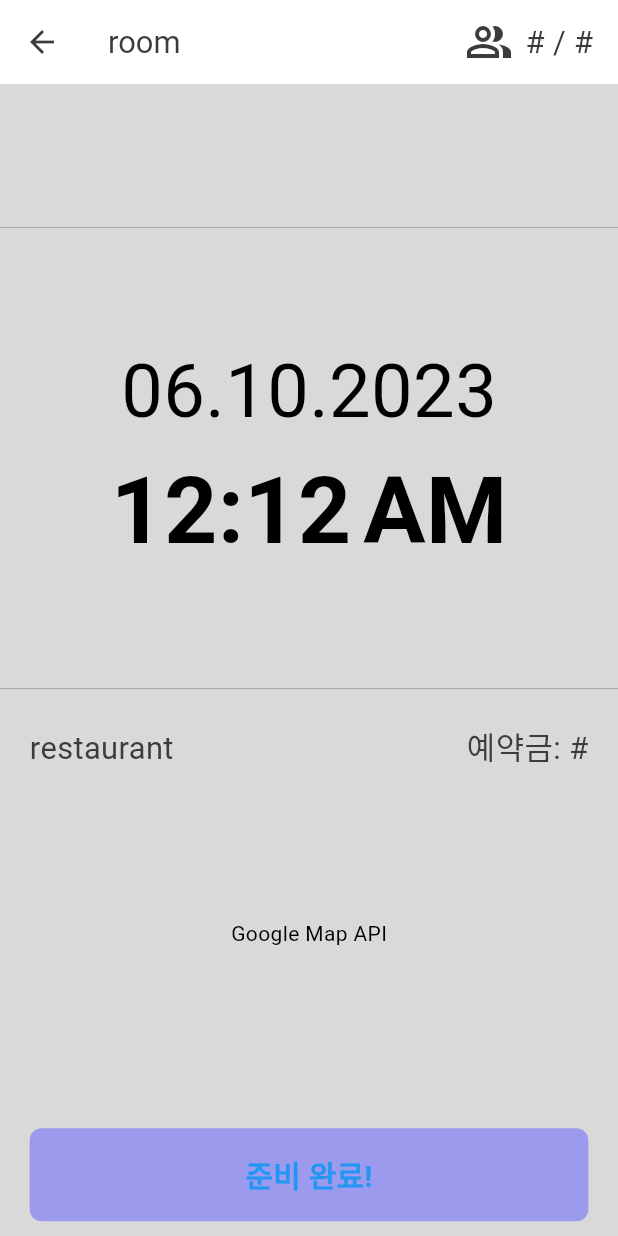
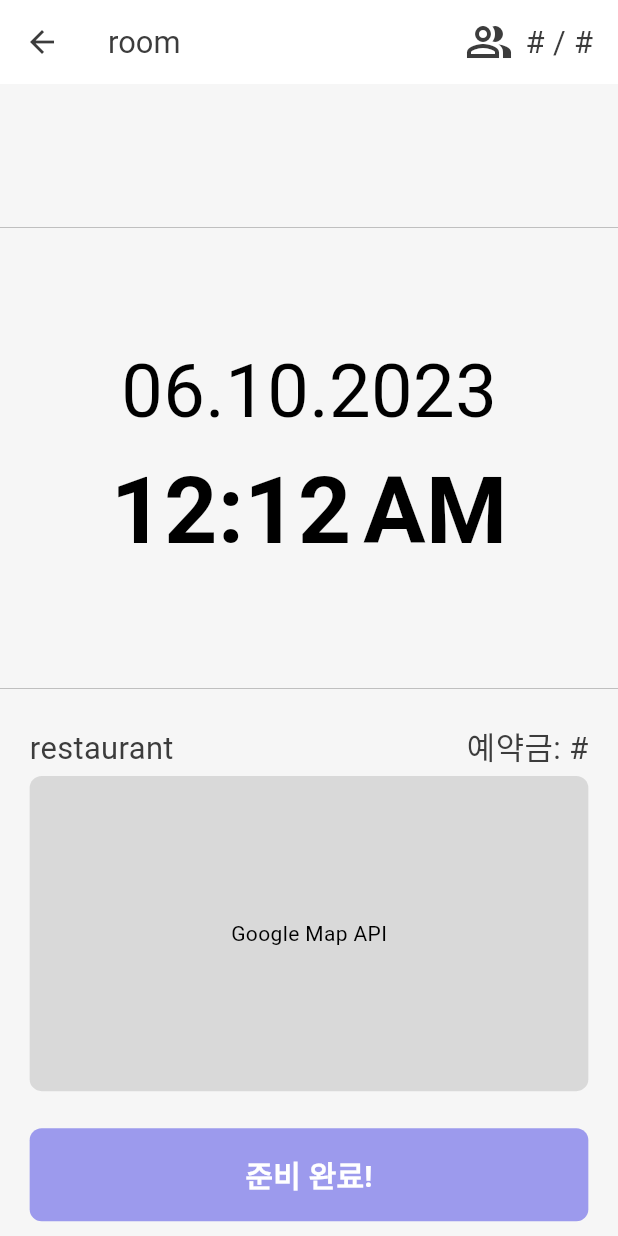
Before and after one commit to grden/three-colors-frontend, a Flutter app: the RoomScreen screen opened directly with empty values, on a phone screen of 412 x 824 dp. Run offline on Flutter 3.47's test engine with Material 3 defaults, Android fonts, the light colour scheme and no system bars; our stand-ins replace dropdown_button2, flutter_rating_bar, gradient_borders.

Commit message:
added scaffold color

```diff
--- a/lib/main.dart
+++ b/lib/main.dart
@@ -14,6 +14,7 @@ class MyApp extends StatelessWidget {
     return MaterialApp(
         title: 'Three Colors App',
         theme: ThemeData(
+          scaffoldBackgroundColor: const Color(0xFFF6F6F6),
           colorScheme: ColorScheme.fromSwatch(
             backgroundColor: const Color(0xFF3C3C3C),
             cardColor: const Color(0xFFD9D9D9),
--- a/lib/screen/screen_report.dart
+++ b/lib/screen/screen_report.dart
@@ -138,6 +138,7 @@ class _ReportScreenState extends State<ReportScreen> {
                       child: const Text(
                         '신고하기',
                         style: TextStyle(
+                          color: Colors.white,
                           fontSize: 20,
                           fontWeight: FontWeight.bold,
                         ),
--- a/lib/screen/screen_room.dart
+++ b/lib/screen/screen_room.dart
@@ -179,7 +179,7 @@ class _RoomScreenState extends State<RoomScreen> {
                     child: const Text(
                       '준비 완료!',
                       style:
-                          TextStyle(fontSize: 20, fontWeight: FontWeight.bold),
+                          TextStyle(color: Colors.white, fontSize: 20, fontWeight: FontWeight.bold),
                     ),
                   ),
                 ),
```
Also changed, not shown: pubspec.lock.
